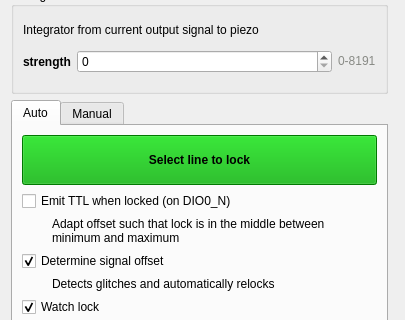
This is linien/client/ui/locking_panel.ui in linien-org/linien as Qt 5 draws it before an edit; both pictures show x 0 to 405 and y 152 to 472 of the 405 by 890 pixel window. The edited form follows.
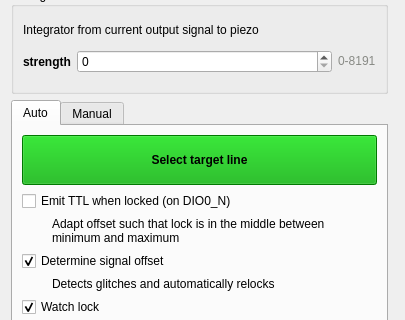
This is the edited form. Custom widgets are drawn as their Qt base class.

```diff
--- a/linien/client/ui/locking_panel.ui
+++ b/linien/client/ui/locking_panel.ui
@@ -460,7 +460,7 @@
                  <string notr="true">background: #00aa00</string>
                 </property>
                 <property name="text">
-                 <string>Select line to lock</string>
+                 <string>Select target line</string>
                 </property>
                </widget>
               </item>
```
